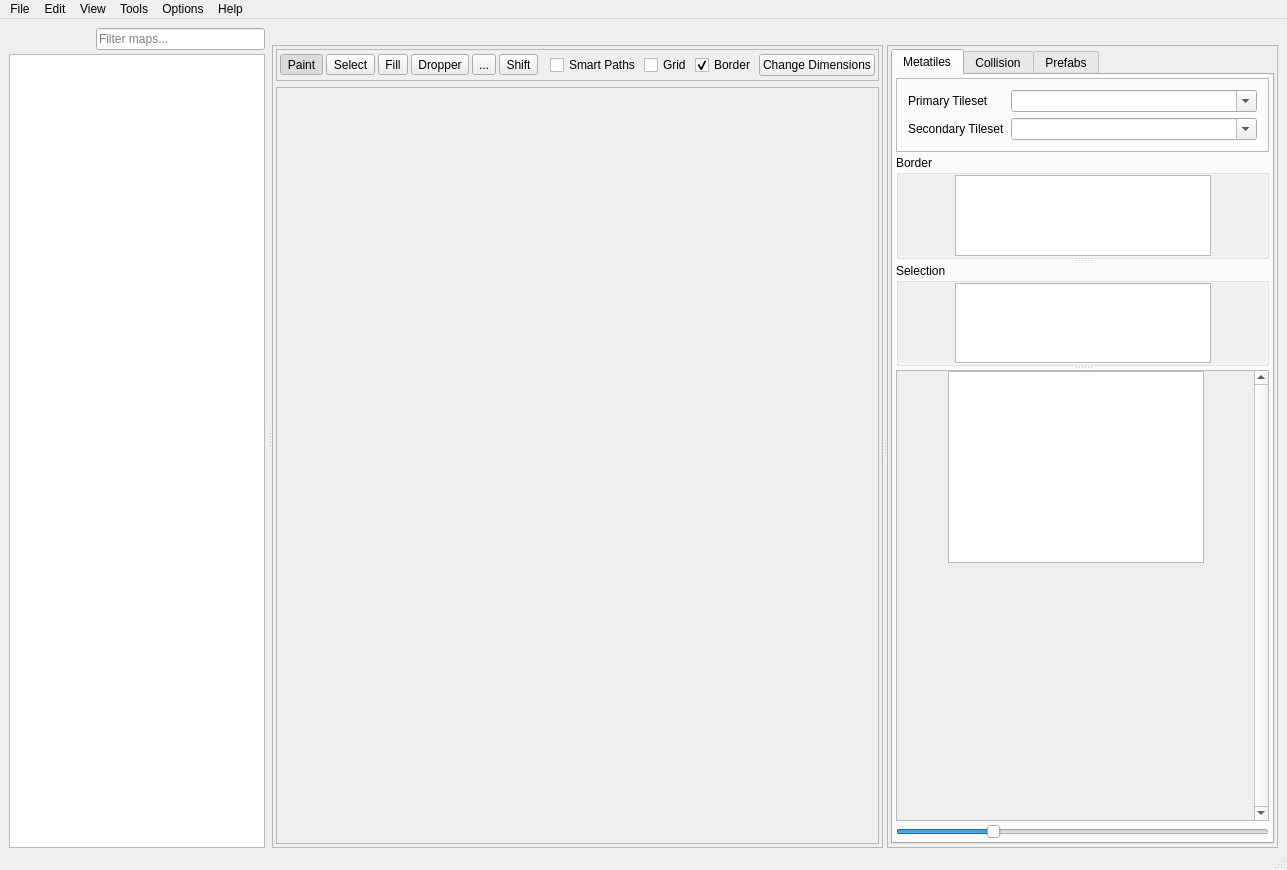
Before: the Qt Designer form forms/mainwindow.ui in huderlem/porymap, drawn with Qt 5.
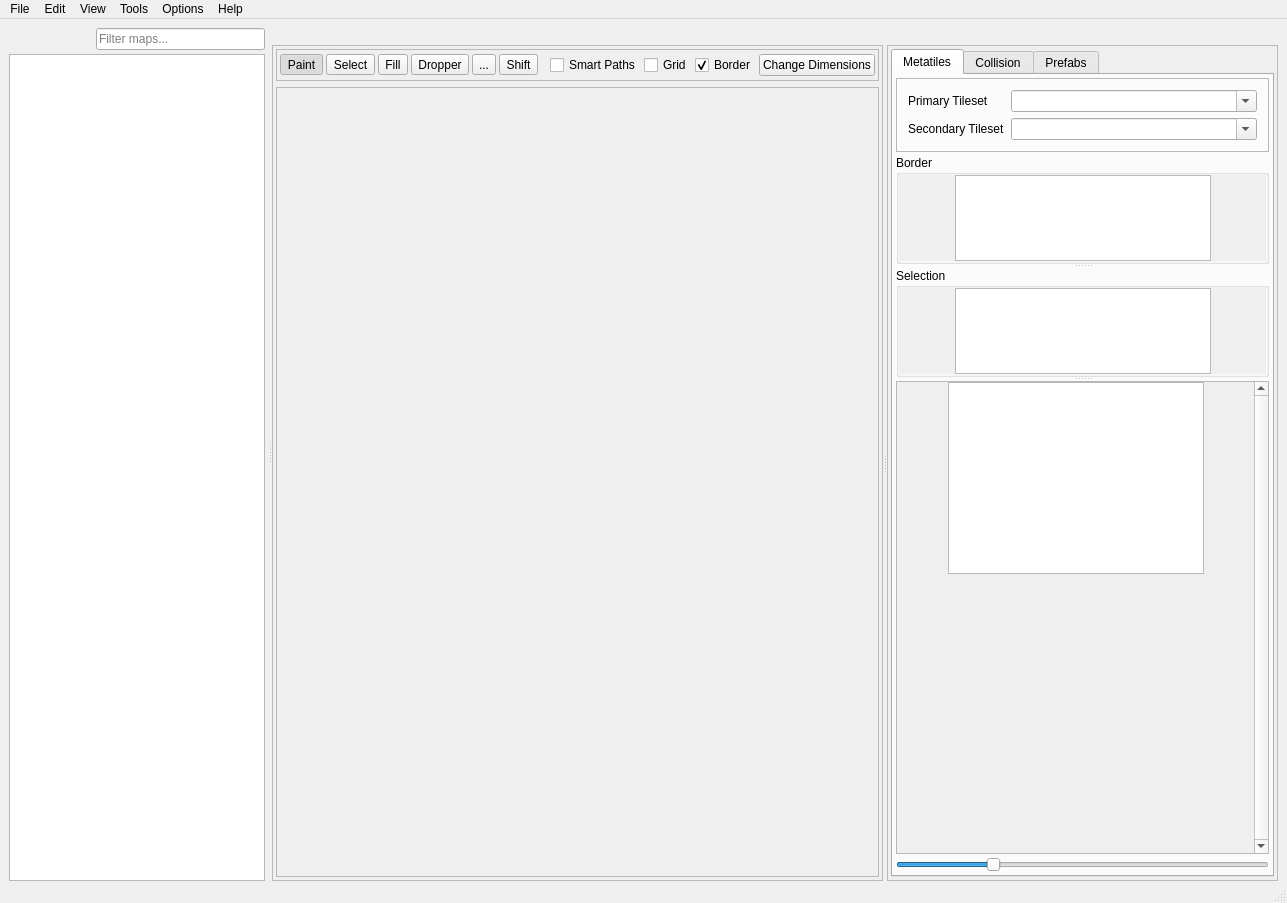
After: the same form once the commit is applied. Icons and pictures are not drawn. Custom widgets are drawn as their Qt base class.

Commit message: Fix splitter limiting window resizing

The edit to the form file:
```diff
--- a/forms/mainwindow.ui
+++ b/forms/mainwindow.ui
@@ -7,7 +7,7 @@
     <x>0</x>
     <y>0</y>
     <width>1287</width>
-    <height>815</height>
+    <height>903</height>
    </rect>
   </property>
   <property name="windowTitle">
@@ -713,7 +713,7 @@
                         <item>
                          <widget class="QSplitter" name="splitter_Metatiles">
                           <property name="sizePolicy">
-                           <sizepolicy hsizetype="Preferred" vsizetype="Expanding">
+                           <sizepolicy hsizetype="Preferred" vsizetype="Ignored">
                             <horstretch>0</horstretch>
                             <verstretch>0</verstretch>
                            </sizepolicy>
@@ -765,6 +765,14 @@
                                <bool>true</bool>
                               </property>
                               <widget class="QWidget" name="scrollAreaWidgetContents_3">
+                               <property name="geometry">
+                                <rect>
+                                 <x>0</x>
+                                 <y>0</y>
+                                 <width>423</width>
+                                 <height>79</height>
+                                </rect>
+                               </property>
                                <layout class="QHBoxLayout" name="horizontalLayout_12">
                                 <property name="spacing">
                                  <number>0</number>
@@ -881,7 +889,7 @@
                                  <x>0</x>
                                  <y>0</y>
                                  <width>423</width>
-                                 <height>199</height>
+                                 <height>79</height>
                                 </rect>
                                </property>
                                <layout class="QHBoxLayout" name="horizontalLayout_7">
@@ -985,7 +993,7 @@
                               <x>8</x>
                               <y>0</y>
                               <width>411</width>
-                              <height>239</height>
+                              <height>446</height>
                              </rect>
                             </property>
                             <property name="sizePolicy">
@@ -1082,7 +1090,7 @@
                      <item row="0" column="0">
                       <widget class="QFrame" name="frame_Tilesets">
                        <property name="sizePolicy">
-                        <sizepolicy hsizetype="Preferred" vsizetype="Preferred">
+                        <sizepolicy hsizetype="Preferred" vsizetype="Fixed">
                          <horstretch>0</horstretch>
                          <verstretch>0</verstretch>
                         </sizepolicy>
@@ -1186,7 +1194,7 @@
                           <x>0</x>
                           <y>0</y>
                           <width>427</width>
-                          <height>512</height>
+                          <height>594</height>
                          </rect>
                         </property>
                         <layout class="QGridLayout" name="gridLayout_7">
@@ -1406,7 +1414,7 @@
                              <x>0</x>
                              <y>0</y>
                              <width>382</width>
-                             <height>611</height>
+                             <height>699</height>
                             </rect>
                            </property>
                            <layout class="QVBoxLayout" name="verticalLayout_14">
@@ -1707,7 +1715,7 @@
                              <x>0</x>
                              <y>0</y>
                              <width>100</width>
-                             <height>16</height>
+                             <height>30</height>
                             </rect>
                            </property>
                            <property name="sizePolicy">
@@ -1801,7 +1809,7 @@
                              <x>0</x>
                              <y>0</y>
                              <width>100</width>
-                             <height>16</height>
+                             <height>30</height>
                             </rect>
                            </property>
                            <property name="sizePolicy">
@@ -1895,7 +1903,7 @@
                              <x>0</x>
                              <y>0</y>
                              <width>100</width>
-                             <height>16</height>
+                             <height>30</height>
                             </rect>
                            </property>
                            <property name="sizePolicy">
@@ -1995,7 +2003,7 @@
                              <x>0</x>
                              <y>0</y>
                              <width>100</width>
-                             <height>16</height>
+                             <height>30</height>
                             </rect>
                            </property>
                            <property name="sizePolicy">
@@ -2089,7 +2097,7 @@
                              <x>0</x>
                              <y>0</y>
                              <width>100</width>
-                             <height>16</height>
+                             <height>30</height>
                             </rect>
                            </property>
                            <property name="sizePolicy">
```
